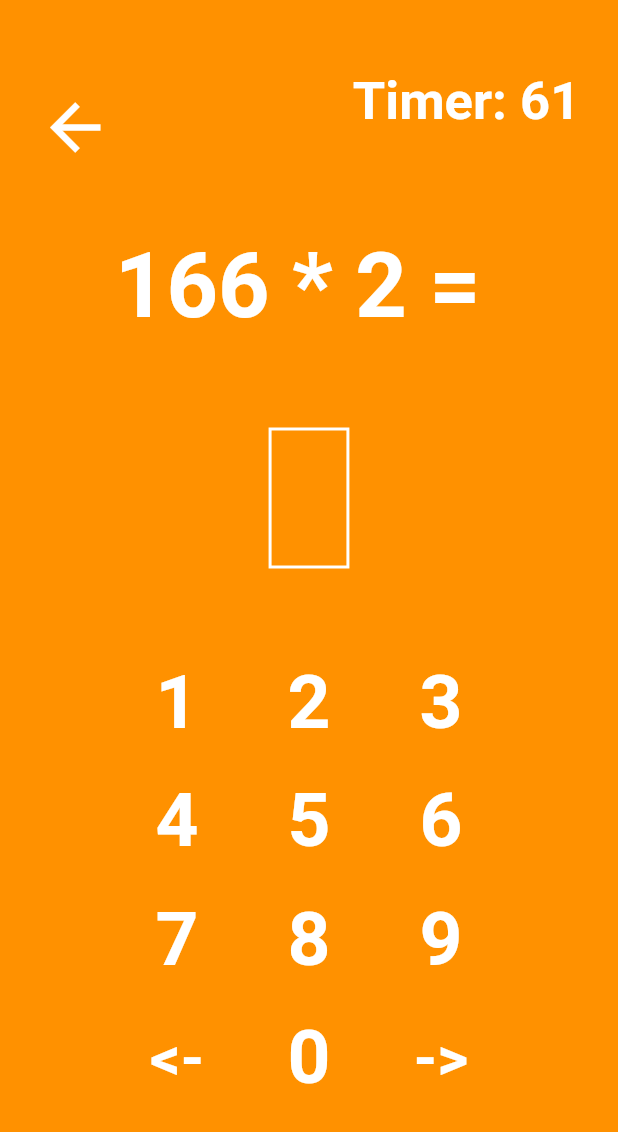
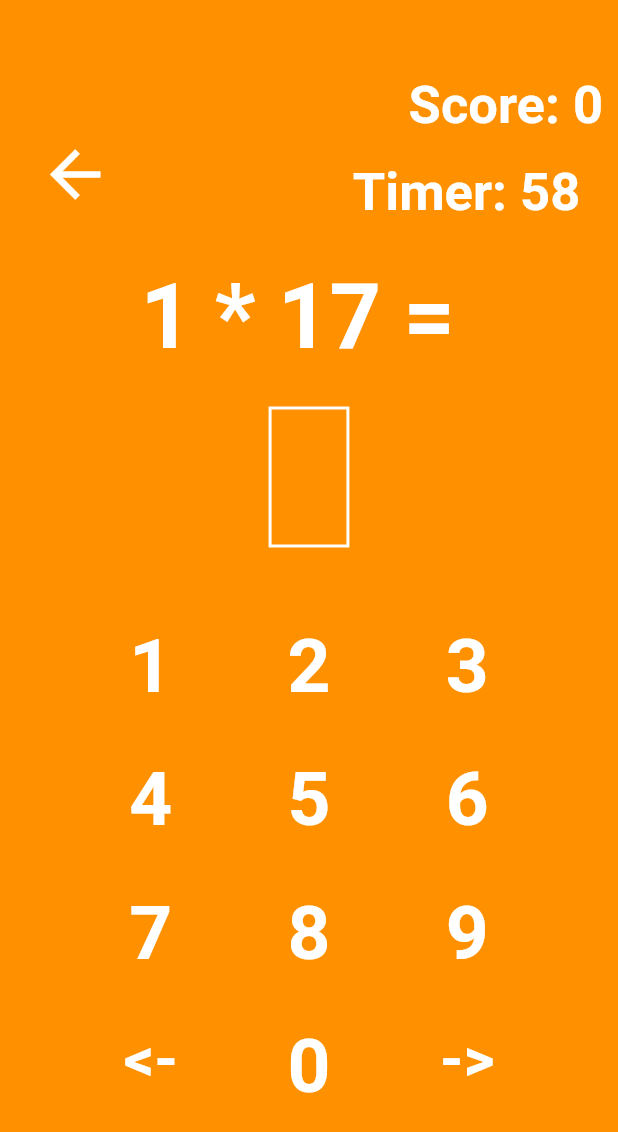
Before and after one commit to kadey001/quickmath, a Flutter app: the PlayPage screen opened directly, on a phone screen of 412 x 824 dp. Shown: the top 1132 px of the screen. Run offline on Flutter 3.47's test engine with Material 2 defaults, Android fonts, the phone set to English and light mode, and no system bars; our stand-ins replace cloud_firestore; accounts and stored records are empty.

Commit message:
Moved score to class and added basic score screen

```diff
--- a/lib/pages/play_page.dart
+++ b/lib/pages/play_page.dart
@@ -1,12 +1,15 @@
 import 'package:flutter/material.dart';
+import 'package:cloud_firestore/cloud_firestore.dart';
 
 import 'home_page.dart';
+import 'end_page.dart';
 
 import '../UI/countdown.dart';
 
 import '../utils/random_colors.dart';
 import '../utils/button.dart';
 import '../utils/eq_generator.dart';
+import '../utils/score.dart';
 
 class PlayPage extends StatefulWidget {
   @override
@@ -16,11 +19,13 @@ class PlayPage extends StatefulWidget {
 class PlayPageState extends State<PlayPage> with TickerProviderStateMixin {
   AnimationController _controller;
 
-  static const int gameTimerStart = 61; //Default timer 60 seconds
+  static const int gameTimerStart = 60; //Default timer 60 seconds
+  Score _score = Score(0);
   List equation = generateEq();
   List<int> inputNum = [];
   bool nextQuestion;
   Color currentColor, previousColor;
+
 
   void initState() {
     super.initState();
@@ -28,7 +33,8 @@ class PlayPageState extends State<PlayPage> with TickerProviderStateMixin {
       vsync: this,
       duration: new Duration(seconds: gameTimerStart)
     );
-    //_controller.forward();
+    _controller.forward();
+    _score.setScore = 0;
     currentColor = randomColorGen();
     previousColor = currentColor;
     nextQuestion = false;
@@ -99,8 +105,15 @@ class PlayPageState extends State<PlayPage> with TickerProviderStateMixin {
     return "ERROR";
   }
 
+
+
   void handleAnswer(int userAnswer, int answer) {
-    userAnswer == answer ? print("Correct!") : print("Wrong!");
+    if (userAnswer == answer) {
+      //TODO: Add some animation/sound depending on correct/wrong
+      _score.addScore = 100;
+    }
+    else {
+    }
     equation.clear();
     equation = generateEq();
     inputNum.clear();
@@ -113,17 +126,49 @@ class PlayPageState extends State<PlayPage> with TickerProviderStateMixin {
 
   @override
   Widget build(BuildContext context) {
+    _controller.addStatusListener((status) {
+      if(status == AnimationStatus.completed) {
+        Navigator.of(context).pushAndRemoveUntil(new MaterialPageRoute(builder: (BuildContext context) => new EndPage(score: _score)), (Route route) => route == null);
+      }
+    });
+    Scaffold(
+      body: StreamBuilder(
+        stream: Firestore.instance.collection('Users').snapshots(),
+        builder: (context, snapshot) {
+          if (!snapshot.hasData) return const Text('Loading...');
+
+        }
+      ),
+    );
     return new Scaffold(
       backgroundColor: currentColor,
       body: new Column(
         children: <Widget>[
+          new Container(
+            padding: new EdgeInsets.fromLTRB(0.0, 50.0, 10.0, 0.0),
+            child: Row(
+              mainAxisAlignment: MainAxisAlignment.end,
+              children: <Widget>[
+                new Text("Score: ",
+                  style: new TextStyle(
+                    color: Colors.white, fontSize: 35.0, fontWeight: FontWeight.bold,
+                  ),
+                ),
+                new Text(_score.score.toString(),
+                  style: new TextStyle(
+                    color: Colors.white, fontSize: 35.0, fontWeight: FontWeight.bold,
+                  ),
+                ),
+              ],
+            ),
+          ),
           new Container(
             child: Row(
               mainAxisAlignment: MainAxisAlignment.center,
               children: <Widget>[
                 new IconButton(
                   alignment: Alignment.centerLeft,
-                  padding: new EdgeInsets.fromLTRB(0.0, 60.0, 160.0, 25.0),
+                  padding: new EdgeInsets.fromLTRB(0.0, 0.0, 160.0, 25.0),
                   icon: new Icon(Icons.arrow_back),
                   color: Colors.white,
                   iconSize: 50.0,
@@ -145,24 +190,15 @@ class PlayPageState extends State<PlayPage> with TickerProviderStateMixin {
                       end: 0,
                     ).animate(_controller),
                   ),
-                  // padding: EdgeInsets.all(4.0),
-                  // decoration: BoxDecoration(
-                  //   border: new Border.all(color: Colors.white, width: 2.0),
-                  //   borderRadius: BorderRadius.circular(80.0)
-                  // ),
-                  // alignment: Alignment.topRight,
-                  // child: new Text(gameTimerStart.toString(),
-                  //   style: new TextStyle(
-                  //     color: Colors.white, fontSize: 35.0, fontWeight: FontWeight.bold,
-                  //   ),
-                  // ),
                 ),
               ],
             )
+
           ),
+
           //Question Box
           new Container(
-            padding: new EdgeInsets.fromLTRB(0.0, 0.0, 0.0, 40.0),
+            padding: new EdgeInsets.fromLTRB(0.0, 0.0, 0.0, 15.0),
             alignment: Alignment.center,
             child: Row(
               mainAxisAlignment: MainAxisAlignment.center,
@@ -170,7 +206,7 @@ class PlayPageState extends State<PlayPage> with TickerProviderStateMixin {
                 new Material(
                   color: Color.fromRGBO(0, 0, 0, 0.0),
                   child: new Padding(
-                    padding: new EdgeInsets.symmetric(vertical: 20.0),
+                    padding: new EdgeInsets.symmetric(vertical: 10.0),
                     child: new Center(
                       child: new Text(equation[0].toString() + problemType(equation[1]) + equation[2].toString() + " = ", style: new TextStyle(color: Colors.white, fontSize: 60.0, fontWeight: FontWeight.bold),)
                     )
@@ -204,21 +240,24 @@ class PlayPageState extends State<PlayPage> with TickerProviderStateMixin {
           ),
           //Buttons Row 1
           new Container(
-            padding: new EdgeInsets.fromLTRB(0.0, 60.0, 0.0, 10.0),
+            padding: new EdgeInsets.fromLTRB(0.0, 50.0, 0.0, 10.0),
             child: Row(
               mainAxisAlignment: MainAxisAlignment.center,
               children: <Widget>[
                 new TextButton("1",
                 () => numberInput(1),
-                TextStyle(color: Colors.white, fontSize: 50.0, fontWeight: FontWeight.bold)
+                TextStyle(color: Colors.white, fontSize: 50.0, fontWeight: FontWeight.bold),
+                EdgeInsets.fromLTRB(0.0, 0.0, 35.0, 10.0)
                 ),
                 new TextButton("2",
                 () => numberInput(2),
-                TextStyle(color: Colors.white, fontSize: 50.0, fontWeight: FontWeight.bold)
+                TextStyle(color: Colors.white, fontSize: 50.0, fontWeight: FontWeight.bold),
+                EdgeInsets.fromLTRB(0.0, 0.0, 0.0, 10.0)
                 ),
                 new TextButton("3",
                 () => numberInput(3),
-                TextStyle(color: Colors.white, fontSize: 50.0, fontWeight: FontWeight.bold)
+                TextStyle(color: Colors.white, fontSize: 50.0, fontWeight: FontWeight.bold),
+                EdgeInsets.fromLTRB(35.0, 0.0, 0.0, 10.0)
                 ),
               ],
             ),
@@ -231,15 +270,18 @@ class PlayPageState extends State<PlayPage> with TickerProviderStateMixin {
               children: <Widget>[
                 new TextButton("4",
                 () => numberInput(4),
-                TextStyle(color: Colors.white, fontSize: 50.0, fontWeight: FontWeight.bold)
+                TextStyle(color: Colors.white, fontSize: 50.0, fontWeight: FontWeight.bold),
+                EdgeInsets.fromLTRB(0.0, 0.0, 35.0, 10.0)
                 ),
                 new TextButton("5",
                 () => numberInput(5),
-                TextStyle(color: Colors.white, fontSize: 50.0, fontWeight: FontWeight.bold)
+                TextStyle(color: Colors.white, fontSize: 50.0, fontWeight: FontWeight.bold),
+                EdgeInsets.fromLTRB(0.0, 0.0, 0.0, 10.0)
                 ),
                 new TextButton("6",
                 () => numberInput(6),
-                TextStyle(color: Colors.white, fontSize: 50.0, fontWeight: FontWeight.bold)
+                TextStyle(color: Colors.white, fontSize: 50.0, fontWeight: FontWeight.bold),
+                EdgeInsets.fromLTRB(35.0, 0.0, 0.0, 10.0)
                 ),
               ],
             ),
@@ -252,15 +294,18 @@ class PlayPageState extends State<PlayPage> with TickerProviderStateMixin {
               children: <Widget>[
                 new TextButton("7",
                 () => numberInput(7),
-                TextStyle(color: Colors.white, fontSize: 50.0, fontWeight: FontWeight.bold)
+                TextStyle(color: Colors.white, fontSize: 50.0, fontWeight: FontWeight.bold),
+                EdgeInsets.fromLTRB(0.0, 0.0, 35.0, 10.0)
                 ),
                 new TextButton("8",
                 () => numberInput(8),
-                TextStyle(color: Colors.white, fontSize: 50.0, fontWeight: FontWeight.bold)
+                TextStyle(color: Colors.white, fontSize: 50.0, fontWeight: FontWeight.bold),
+                EdgeInsets.fromLTRB(0.0, 0.0, 0.0, 10.0)
                 ),
                 new TextButton("9",
                 () => numberInput(9),
-                TextStyle(color: Colors.white, fontSize: 50.0, fontWeight: FontWeight.bold)
+                TextStyle(color: Colors.white, fontSize: 50.0, fontWeight: FontWeight.bold),
+                EdgeInsets.fromLTRB(35.0, 0.0, 0.0, 10.0)
                 ),
               ],
             ),
@@ -273,7 +318,8 @@ class PlayPageState extends State<PlayPage> with TickerProviderStateMixin {
               children: <Widget>[
                 new TextButton("<-",
                 () => numberInput(10),
-                TextStyle(color: Colors.white, fontSize: 40.0, fontWeight: FontWeight.bold)
+                TextStyle(color: Colors.white, fontSize: 40.0, fontWeight: FontWeight.bold),
+                EdgeInsets.fromLTRB(0.0, 0.0, 35.0, 10.0)
                 ),
                 new TextButton("0",
                 () => numberInput(0),
@@ -281,7 +327,8 @@ class PlayPageState extends State<PlayPage> with TickerProviderStateMixin {
                 ),
                 new TextButton("->",
                 () => handleAnswer(listToInt(inputNum), equation[3]),
-                TextStyle(color: Colors.white, fontSize: 40.0, fontWeight: FontWeight.bold)
+                TextStyle(color: Colors.white, fontSize: 40.0, fontWeight: FontWeight.bold),
+                EdgeInsets.fromLTRB(35.0, 0.0, 0.0, 10.0)
                 ),
               ],
             ),
--- a/lib/utils/button.dart
+++ b/lib/utils/button.dart
@@ -5,16 +5,19 @@ class TextButton extends StatelessWidget {
   final String buttonName;
   final VoidCallback onPressed;
   TextStyle textStyle, buttonTextStyle;
+  final EdgeInsets padding;
 
   TextButton(
     this.buttonName,
     this.onPressed,
     this.buttonTextStyle,
+    [this.padding = const EdgeInsets.fromLTRB(0.0, 0.0, 0.0, 0.0)]
   );
 
   @override
   Widget build(BuildContext context) {
     return (new FlatButton(
+      padding: padding,
       child: new Text(
         buttonName,
         textAlign: TextAlign.center,
--- a/lib/utils/eq_generator.dart
+++ b/lib/utils/eq_generator.dart
@@ -10,22 +10,20 @@ import 'dart:math';
 List generateEq() {
   int _xMax, _xMin = 1;
   const int _zMin = 1;
-  const int _zMax = 400;
+  const int _zMax = 100;
 
   int _x = 0;
   double _y = 0.0;
   int _z = _zMin + (Random().nextInt(_zMax - _zMin));
 
   void mult(bool firstRun) {
-
-    if(firstRun == true){
+    if (firstRun == true) {
       _xMax = _z;
       _x = _xMin + (Random().nextInt(_xMax - _xMin));
     }
-    if(_z.toDouble() % _x.toDouble() == 0) {
+    if (_z.toDouble() % _x.toDouble() == 0) {
       _y = (_z.toDouble() / _x.toDouble());
-    }
-    else {
+    } else {
       --_x;
       firstRun = false;
       mult(firstRun);
@@ -47,7 +45,7 @@ List generateEq() {
 
   void sub() {
     _xMin = _z;
-    _xMax = 800;
+    _xMax = 100;
     _x = _xMin + (Random().nextInt(_xMax - _xMin));
     _y = (_x.toDouble() - _z.toDouble());
   }
@@ -55,7 +53,9 @@ List generateEq() {
   int eqType = Random().nextInt(4);
   bool firstRun = true;
 
-  eqType == 0 ? mult(firstRun) : eqType == 1 ? div(): eqType == 2 ? add(): sub();
+  eqType == 0
+      ? mult(firstRun)
+      : eqType == 1 ? div() : eqType == 2 ? add() : sub();
 
   List<int> _equation = [_x, eqType, _y.toInt(), _z];
 
--- a/lib/utils/random_colors.dart
+++ b/lib/utils/random_colors.dart
@@ -1,7 +1,8 @@
 import 'package:flutter/material.dart';
 import 'dart:math';
 
-final List colors = [Colors.blueAccent,
+final List colors = [
+  Colors.blueAccent,
   Colors.greenAccent[400],
   Colors.deepPurpleAccent,
   Colors.redAccent,
--- /dev/null
+++ b/lib/utils/score.dart
@@ -0,0 +1,14 @@
+class Score {
+  //final String key;
+  int _score;
+
+  Score(this._score);
+
+  int get score => _score;
+  set addScore(int value) => _score += value;
+  set setScore(int value) => _score = value;
+
+  // Score.fromJson(this.key, Map data) {
+  //   _score = data['score'];
+  // }
+}
--- a/pubspec.yaml
+++ b/pubspec.yaml
@@ -13,6 +13,9 @@ environment:
   sdk: ">=2.0.0-dev.68.0 <3.0.0"
 
 dependencies:
+
+  cloud_firestore:
+
   flutter:
     sdk: flutter
 
```
Also changed, not shown: lib/pages/end_page.dart (added, +67 -0 lines), MainGameScreen.png (deleted), flutter_01.png, 8 other files.
